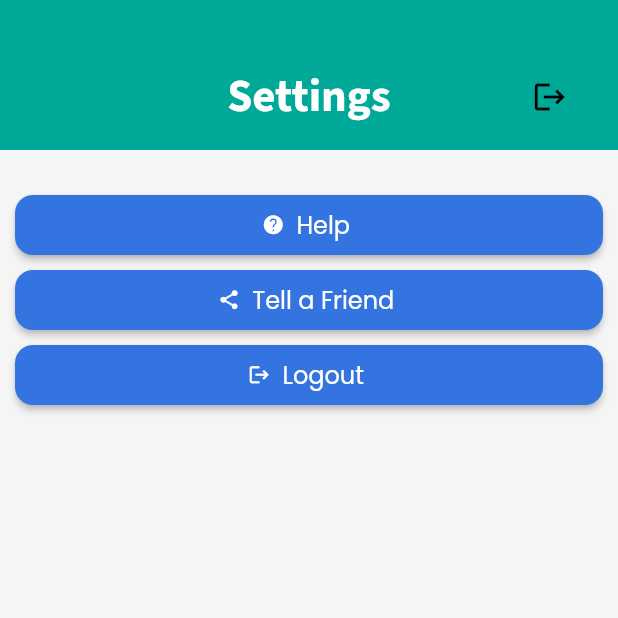
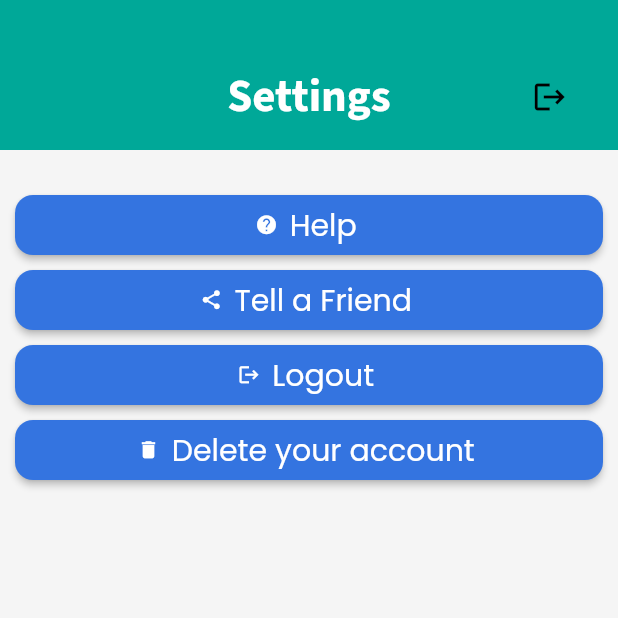
Before and after one commit to areebahsci/softeng, a Flutter app: the SettingsWidget screen opened directly, on a phone screen of 412 x 824 dp, the top half of it. Run offline on Flutter 3.47's test engine with Material 2 defaults, Android fonts, the phone set to English and light mode, and no system bars; drawn by our look-alikes of auto_size_text; our stand-ins replace built_collection, built_value, cloud_firestore, firebase_auth, firebase_core, firebase_storage and 10 more; missing offline and left inert: flutter_google_places, google_api_headers, google_maps_webservice, mime_type; accounts and stored records are empty; generated files the repository leaves out were written again; network calls fail.

Commit message:
Updating to latest FlutterFlow output.

```diff
--- a/lib/register_to_match_details/register_to_match_details_widget.dart
+++ b/lib/register_to_match_details/register_to_match_details_widget.dart
@@ -389,6 +389,12 @@ class _RegisterToMatchDetailsWidgetState
                                   await widget.registerToMatchDetails
                                       .update(gamesUpdateData);
                                 }
+                                final usersUpdateData = {
+                                  'gamesList': FieldValue.arrayUnion(
+                                      [widget.registerToMatchDetails]),
+                                };
+                                await currentUserReference
+                                    .update(usersUpdateData);
                                 await Navigator.push(
                                   context,
                                   MaterialPageRoute(
--- a/lib/settings/settings_widget.dart
+++ b/lib/settings/settings_widget.dart
@@ -17,6 +17,7 @@ class _SettingsWidgetState extends State<SettingsWidget> {
   bool _loadingButton1 = false;
   bool _loadingButton2 = false;
   bool _loadingButton3 = false;
+  bool _loadingButton4 = false;
   final scaffoldKey = GlobalKey<ScaffoldState>();
 
   @override
@@ -119,6 +120,7 @@ class _SettingsWidgetState extends State<SettingsWidget> {
                   textStyle: FlutterFlowTheme.subtitle2.override(
                     fontFamily: 'Poppins',
                     color: Colors.white,
+                    fontSize: 20,
                   ),
                   borderSide: BorderSide(
                     color: Colors.transparent,
@@ -168,6 +170,7 @@ class _SettingsWidgetState extends State<SettingsWidget> {
                 textStyle: FlutterFlowTheme.subtitle2.override(
                   fontFamily: 'Poppins',
                   color: Colors.white,
+                  fontSize: 20,
                 ),
                 borderSide: BorderSide(
                   color: Colors.transparent,
@@ -209,6 +212,7 @@ class _SettingsWidgetState extends State<SettingsWidget> {
                   textStyle: FlutterFlowTheme.subtitle2.override(
                     fontFamily: 'Poppins',
                     color: Colors.white,
+                    fontSize: 20,
                   ),
                   borderSide: BorderSide(
                     color: Colors.transparent,
@@ -219,6 +223,38 @@ class _SettingsWidgetState extends State<SettingsWidget> {
                 loading: _loadingButton3,
               ),
             ),
+          ),
+          Align(
+            alignment: AlignmentDirectional(0, 0.5),
+            child: Padding(
+              padding: EdgeInsetsDirectional.fromSTEB(10, 10, 10, 0),
+              child: FFButtonWidget(
+                onPressed: () {
+                  print('Button pressed ...');
+                },
+                text: 'Delete your account',
+                icon: Icon(
+                  Icons.delete,
+                  size: 15,
+                ),
+                options: FFButtonOptions(
+                  width: double.infinity,
+                  height: 40,
+                  color: FlutterFlowTheme.primaryColor,
+                  textStyle: FlutterFlowTheme.subtitle2.override(
+                    fontFamily: 'Poppins',
+                    color: Colors.white,
+                    fontSize: 20,
+                  ),
+                  borderSide: BorderSide(
+                    color: Colors.transparent,
+                    width: 1,
+                  ),
+                  borderRadius: 12,
+                ),
+                loading: _loadingButton4,
+              ),
+            ),
           )
         ],
       ),
--- a/lib/upcoming_match_details/upcoming_match_details_widget.dart
+++ b/lib/upcoming_match_details/upcoming_match_details_widget.dart
@@ -384,6 +384,12 @@ class _UpcomingMatchDetailsWidgetState
                                     );
                                   },
                                 );
+                                final usersUpdateData = {
+                                  'gamesList': FieldValue.arrayRemove(
+                                      [widget.upcomingMatchDetails]),
+                                };
+                                await currentUserReference
+                                    .update(usersUpdateData);
                                 await Navigator.pushAndRemoveUntil(
                                   context,
                                   MaterialPageRoute(
```
Also changed, not shown: lib/backend/schema/users_record.dart (+7 -2 lines), lib/create_a_game/create_a_game_widget.dart (+15 -3 lines).
